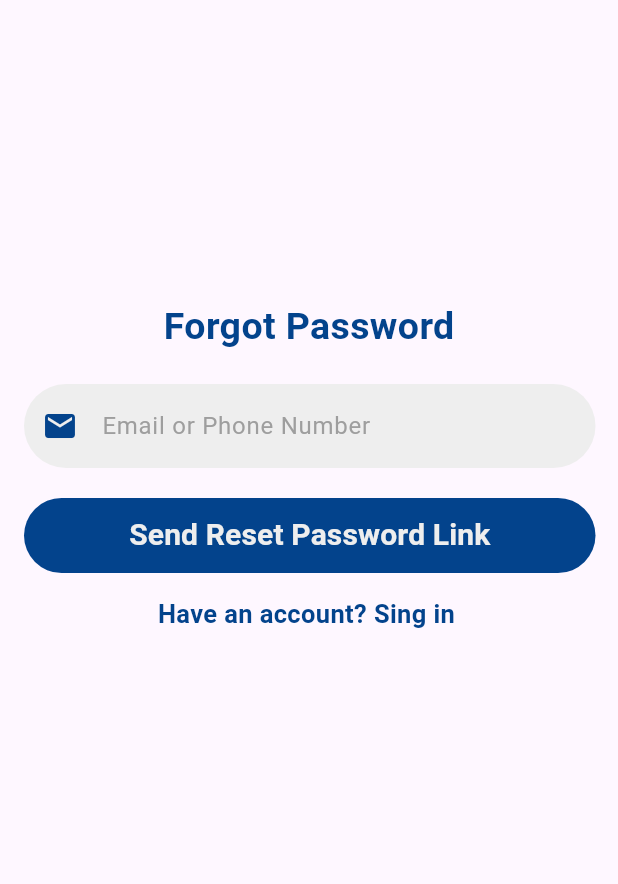
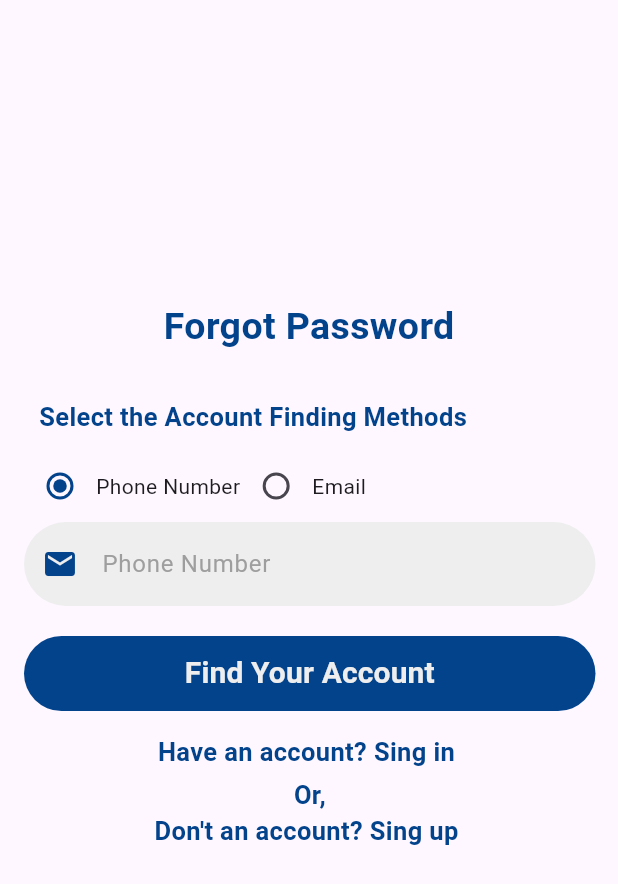
Before and after one commit to Mosaidur/Job-Skeers, a Flutter app: the JobSeekerForgetPassScreen screen opened directly, on a phone screen of 412 x 824 dp. Shown: the top 884 px of the screen. Run offline on Flutter 3.47's test engine with Material 3 defaults, Android fonts, the phone set to English and light mode, and no system bars; our stand-ins replace email_validator, intl_phone_field.

Commit message:
2nd commite

```diff
--- a/jobskeers/lib/Job_Seeker/JobSeekerForgetPass.dart
+++ b/jobskeers/lib/Job_Seeker/JobSeekerForgetPass.dart
@@ -2,11 +2,16 @@
 import 'package:email_validator/email_validator.dart';
 import 'package:flutter/material.dart';
 import 'package:flutter/services.dart';
+
+import 'JobSeekerRegister.dart';
+import 'JobSeekerSign_In.dart';
 //import 'package:fluttertoast/fluttertoast.dart';
 
 
 class JobSeekerForgetPassScreen extends StatefulWidget {
-  const JobSeekerForgetPassScreen({super.key});
+  JobSeekerForgetPassScreen({super.key});
+  late String select = "Phone Number";
+
 
   @override
   State<JobSeekerForgetPassScreen> createState() => _JobSeekerForgetPassScreenState();
@@ -18,6 +23,8 @@ class _JobSeekerForgetPassScreenState extends State<JobSeekerForgetPassScreen> {
   final UserPasswordTextEditingController = TextEditingController();
 
   final _formkey = GlobalKey<FormState>();
+
+  List<String> method = ["Phone Number", "Email"];
 
   // void _submit (){
   //   showDialog(
@@ -77,13 +84,38 @@ class _JobSeekerForgetPassScreenState extends State<JobSeekerForgetPassScreen> {
                             crossAxisAlignment: CrossAxisAlignment.center,
                             children: [
 
+                              // Select Account Finding mathod
+
+                              Column(
+                                crossAxisAlignment: CrossAxisAlignment.start,
+                                children: [
+                                  Padding(
+                                    padding: const EdgeInsets.all(10.0),
+                                    child: Text(
+                                        "Select the Account Finding Methods",
+                                      style: TextStyle(
+                                        color: Color(0xff03438C),
+                                        fontWeight: FontWeight.bold,
+                                        fontSize: 17
+                                      ),
+                                    ),
+                                  ),
+                                  Row(
+                                    children: <Widget>[
+                                      addRadioButton(0, 'Phone Number'),
+                                      addRadioButton(1, 'Email'),
+                                    ],
+                                  ),
+                                ],
+                              ),
+
                               //Email form field
                               TextFormField(
                                   inputFormatters: [
                                     LengthLimitingTextInputFormatter(100),
                                   ],
                                   decoration: InputDecoration(
-                                      hintText: "Email or Phone Number",
+                                      hintText: widget.select == "Phone Number" ? "Phone Number" : "Email",
                                       hintStyle: TextStyle(
                                         color: Colors.grey,
                                       ),
@@ -122,6 +154,7 @@ class _JobSeekerForgetPassScreenState extends State<JobSeekerForgetPassScreen> {
 
                               SizedBox(height: 20,),
 
+
                               ElevatedButton(
                                 style: ElevatedButton.styleFrom(
                                     primary: Color(0xff03438C),
@@ -138,7 +171,7 @@ class _JobSeekerForgetPassScreenState extends State<JobSeekerForgetPassScreen> {
                                 },
 
                                 child: Text(
-                                  "Send Reset Password Link",
+                                  "Find Your Account",
                                   style:TextStyle(
                                     fontWeight: FontWeight.bold,
                                     fontSize: 20,
@@ -151,7 +184,7 @@ class _JobSeekerForgetPassScreenState extends State<JobSeekerForgetPassScreen> {
 
                               GestureDetector(
                                 onTap: (){
-                                  //Navigator.push(context, MaterialPageRoute(builder: (context) =>  LoginScreen()));
+                                  Navigator.push(context, MaterialPageRoute(builder: (context) =>  JobSeekerSigninScreen()));
                                 },
                                 child: Text (
                                   "Have an account? Sing in ",
@@ -164,22 +197,29 @@ class _JobSeekerForgetPassScreenState extends State<JobSeekerForgetPassScreen> {
                                 ),
                               ),
 
-                              // SizedBox(height: 15,),
-                              //
-                              // GestureDetector(
-                              //   onTap: (){
-                              //     Navigator.push(context, MaterialPageRoute(builder: (context)=> RegisterScreen()));
-                              //   },
-                              //   child: Text (
-                              //     "Don't an account? Sing up ",
-                              //     style: TextStyle(
-                              //       color: darktheme? Colors.white: Colors.teal.shade400,
-                              //       fontSize: 17,
-                              //       fontWeight: FontWeight.bold,
-                              //
-                              //     ),
-                              //   ),
-                              // ),
+                              SizedBox(height: 5,),
+
+                              Text("Or,",style: TextStyle(
+                                color: Color(0xff03438C),
+                                fontSize: 17,
+                                fontWeight: FontWeight.bold,
+                              ),),
+
+
+                              GestureDetector(
+                                onTap: (){
+                                  Navigator.push(context, MaterialPageRoute(builder: (context)=> JobSeekerRegisterScreen()));
+                                },
+                                child: Text (
+                                  "Don't an account? Sing up ",
+                                  style: TextStyle(
+                                    color: Color(0xff03438C),
+                                    fontSize: 17,
+                                    fontWeight: FontWeight.bold,
+
+                                  ),
+                                ),
+                              ),
 
 
 
@@ -197,4 +237,28 @@ class _JobSeekerForgetPassScreenState extends State<JobSeekerForgetPassScreen> {
       ),
     );
   }
+
+  Row addRadioButton(int btnValue, String title) {
+    return Row(
+      mainAxisAlignment: MainAxisAlignment.start,
+      children: <Widget>[
+        Radio(
+          activeColor: Color(0xff03438C),
+          value: method[btnValue],
+          groupValue: widget.select,
+          onChanged: (value) {
+            setState(() {
+              print(value);
+              widget.select = value.toString();
+            });
+          },
+        ),
+        Text(title),
+      ],
+    );
+  }
+
+
+
+
 }
--- a/jobskeers/lib/Job_Seeker/JobSeekerRegister.dart
+++ b/jobskeers/lib/Job_Seeker/JobSeekerRegister.dart
@@ -373,7 +373,9 @@ class _JobSeekerRegisterScreenState extends State<JobSeekerRegisterScreen> {
                                   child: Text(
                                     "Select Verification Method.",
                                   style: TextStyle(
-                                    color: Color(0xff03438C)
+                                    color: Color(0xff03438C),
+                                    fontWeight: FontWeight.bold,
+                                    fontSize: 17
                                   ),
                                   ),
                                 ),
--- a/jobskeers/lib/Job_Seeker/JobSeekerSign_In.dart
+++ b/jobskeers/lib/Job_Seeker/JobSeekerSign_In.dart
@@ -2,6 +2,9 @@
 //import 'package:email_validator/email_validator.dart';
 import 'package:flutter/material.dart';
 import 'package:flutter/services.dart';
+
+import 'JobSeekerForgetPass.dart';
+import 'JobSeekerRegister.dart';
 
 
 
@@ -199,7 +202,7 @@ class _JobSeekerSigninScreenState extends State<JobSeekerSigninScreen> {
 
                             GestureDetector(
                               onTap: (){
-                               // Navigator.push(context, MaterialPageRoute(builder: (context) =>  ForgotPasswordScreen()));
+                                Navigator.push(context, MaterialPageRoute(builder: (context) =>  JobSeekerForgetPassScreen()));
 
                               },
                               child: Text (
@@ -217,7 +220,7 @@ class _JobSeekerSigninScreenState extends State<JobSeekerSigninScreen> {
 
                             GestureDetector(
                               onTap: (){
-                                //Navigator.push(context, MaterialPageRoute(builder: (context)=> RegisterScreen()));
+                                Navigator.push(context, MaterialPageRoute(builder: (context)=> JobSeekerRegisterScreen()));
                               },
                               child: Text (
                                 "Don't an account? Register ",
--- a/jobskeers/lib/main.dart
+++ b/jobskeers/lib/main.dart
@@ -24,8 +24,8 @@ class MyApp extends StatelessWidget {
         colorScheme: ColorScheme.fromSeed(seedColor: Colors.deepPurple),
         useMaterial3: true,
       ),
-      //home: JobSeekerForgetPassScreen(),
-      home : JobSeekerRegisterScreen(),
+      home: JobSeekerForgetPassScreen(),
+      //home : JobSeekerRegisterScreen(),
     );
   }
 }
```
